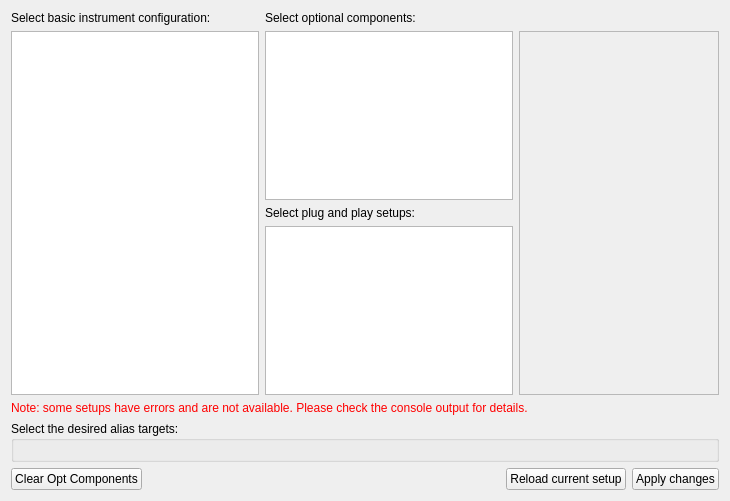
Above: nicos_ess/gui/panels/ui_files/setups.ui from ess-dmsc/nicos before the change. Below: the same form after it.
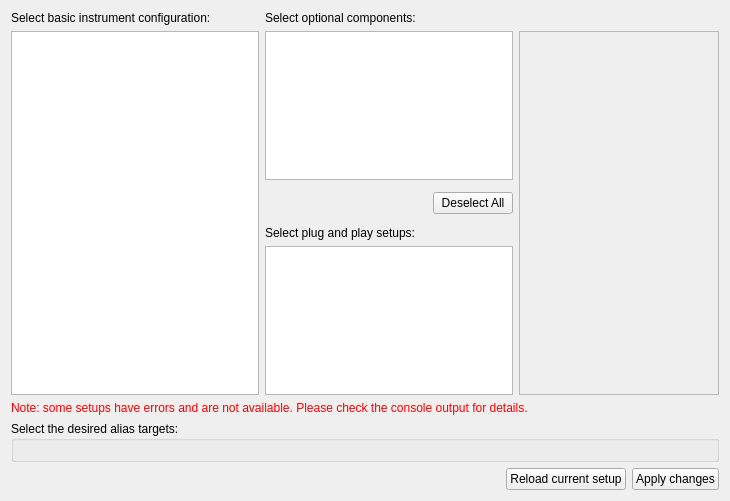
That is the form after the change.

Commit message: fix: move button to below optional components and update text

Diff of the .ui file:
```diff
--- a/nicos_ess/gui/panels/ui_files/setups.ui
+++ b/nicos_ess/gui/panels/ui_files/setups.ui
@@ -16,7 +16,17 @@
   <layout class="QVBoxLayout" name="verticalLayout">
    <item>
     <layout class="QGridLayout" name="gridLayout_4">
-     <item row="1" column="0" rowspan="3">
+     <item row="6" column="1">
+      <widget class="QListWidget" name="pnpSetups">
+       <property name="minimumSize">
+        <size>
+         <width>180</width>
+         <height>0</height>
+        </size>
+       </property>
+      </widget>
+     </item>
+     <item row="1" column="0" rowspan="6">
       <widget class="QListWidget" name="basicSetup">
        <property name="minimumSize">
         <size>
@@ -26,48 +36,7 @@
        </property>
       </widget>
      </item>
-     <item row="1" column="1">
-      <widget class="QListWidget" name="optSetups">
-       <property name="minimumSize">
-        <size>
-         <width>180</width>
-         <height>0</height>
-        </size>
-       </property>
-      </widget>
-     </item>
-     <item row="2" column="1">
-      <widget class="QLabel" name="label_pnp">
-       <property name="text">
-        <string>Select plug and play setups:     </string>
-       </property>
-      </widget>
-     </item>
-     <item row="3" column="1">
-      <widget class="QListWidget" name="pnpSetups">
-       <property name="minimumSize">
-        <size>
-         <width>180</width>
-         <height>0</height>
-        </size>
-       </property>
-      </widget>
-     </item>
-     <item row="0" column="0">
-      <widget class="QLabel" name="label">
-       <property name="text">
-        <string>Select basic instrument configuration:     </string>
-       </property>
-      </widget>
-     </item>
-     <item row="0" column="1">
-      <widget class="QLabel" name="label_2">
-       <property name="text">
-        <string>Select optional components:</string>
-       </property>
-      </widget>
-     </item>
-     <item row="1" column="2" rowspan="3">
+     <item row="1" column="2" rowspan="6">
       <widget class="QLabel" name="setupDescription">
        <property name="minimumSize">
         <size>
@@ -89,6 +58,61 @@
        </property>
       </widget>
      </item>
+     <item row="0" column="0">
+      <widget class="QLabel" name="label">
+       <property name="text">
+        <string>Select basic instrument configuration:     </string>
+       </property>
+      </widget>
+     </item>
+     <item row="1" column="1">
+      <widget class="QListWidget" name="optSetups">
+       <property name="minimumSize">
+        <size>
+         <width>180</width>
+         <height>0</height>
+        </size>
+       </property>
+      </widget>
+     </item>
+     <item row="0" column="1">
+      <widget class="QLabel" name="label_2">
+       <property name="text">
+        <string>Select optional components:</string>
+       </property>
+      </widget>
+     </item>
+     <item row="5" column="1">
+      <widget class="QLabel" name="label_pnp">
+       <property name="text">
+        <string>Select plug and play setups:     </string>
+       </property>
+      </widget>
+     </item>
+     <item row="3" column="1">
+      <layout class="QHBoxLayout" name="horizontalLayout" stretch="4,0">
+       <item>
+        <spacer name="horizontalSpacer_2">
+         <property name="orientation">
+          <enum>Qt::Horizontal</enum>
+         </property>
+         <property name="sizeHint" stdset="0">
+          <size>
+           <width>40</width>
+           <height>20</height>
+          </size>
+         </property>
+        </spacer>
+       </item>
+       <item>
+        <widget class="QPushButton" name="btn_clear">
+         <property name="text">
+          <string>Deselect All</string>
+         </property>
+        </widget>
+       </item>
+      </layout>
+     </item>
     </layout>
    </item>
    <item>
@@ -145,13 +169,6 @@
    </item>
    <item>
     <layout class="QHBoxLayout" name="horizontalLayout_2">
-     <item>
-      <widget class="QPushButton" name="btn_clear">
-       <property name="text">
-        <string>Clear Opt Components</string>
-       </property>
-      </widget>
-     </item>
      <item>
       <spacer name="horizontalSpacer">
        <property name="orientation">
```
